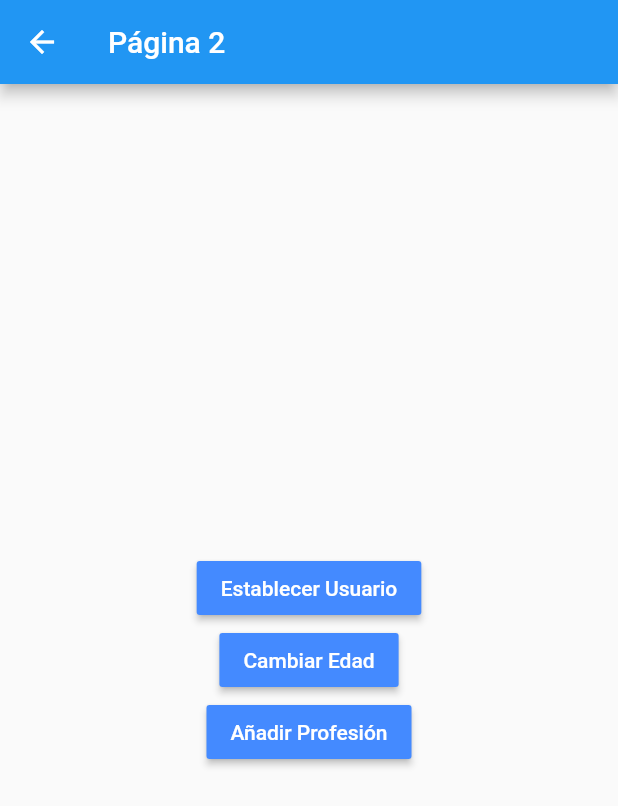
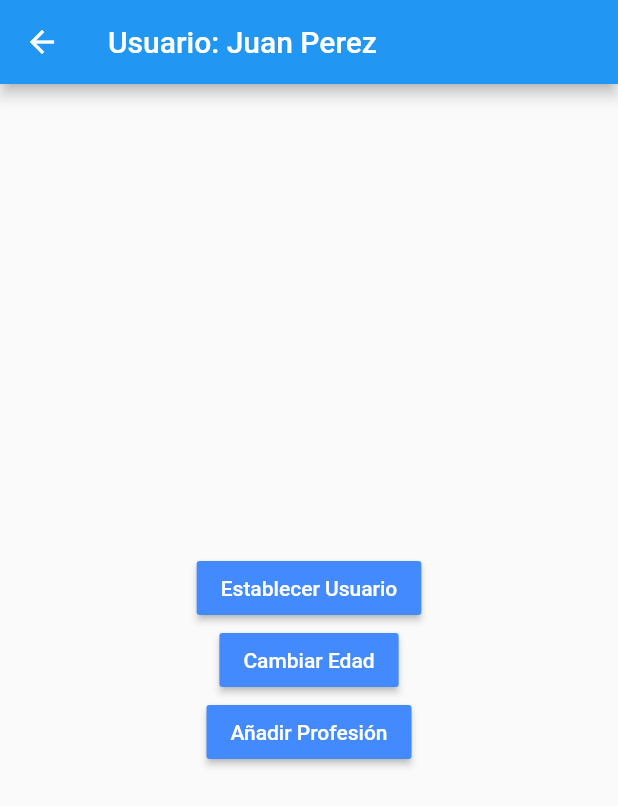
Before and after one commit to xavit/flutter_manejador_estados, a Flutter app: the Pagina2Page screen opened by its route, after a tap on "Establecer Usuario", on a phone screen of 412 x 824 dp. Shown: the top 806 px of the screen. Run offline on Flutter 3.47's test engine with Material 2 defaults, Android fonts, the phone set to English and light mode, and no system bars.

Commit message:
Singleton Terminado

```diff
--- a/lib/pages/pagina1_page.dart
+++ b/lib/pages/pagina1_page.dart
@@ -10,11 +10,16 @@ class Pagina1Page extends StatelessWidget {
       appBar: AppBar(
         title: const Text('Página 1'),
       ),
-      body: usuarioService.existeUsuario
-          ? InformacionUsuario(usuarioService.usuario)
-          : const Center(
-              child: Text("No hay información del usuario"),
-            ),
+      body: StreamBuilder(
+        stream: usuarioService.usuarioStream,
+        builder: (BuildContext context, AsyncSnapshot snapshot) {
+          return snapshot.hasData
+              ? InformacionUsuario(snapshot.data)
+              : const Center(
+                  child: Text("No hay información del usuario"),
+                );
+        },
+      ),
       floatingActionButton: FloatingActionButton(
           child: const Icon(Icons.navigate_next),
           onPressed: () => Navigator.pushNamed(context, 'pagina2')),
--- a/lib/pages/pagina2_page.dart
+++ b/lib/pages/pagina2_page.dart
@@ -8,7 +8,14 @@ class Pagina2Page extends StatelessWidget {
   Widget build(BuildContext context) {
     return Scaffold(
       appBar: AppBar(
-        title: const Text('Página 2'),
+        title: StreamBuilder(
+          stream: usuarioService.usuarioStream,
+          builder: (BuildContext context, AsyncSnapshot snapshot) {
+            return snapshot.hasData
+                ? Text("Usuario: ${snapshot.data.nombre}")
+                : const Text("Página 2");
+          },
+        ),
       ),
       body: Center(
           child: Column(
@@ -30,7 +37,9 @@ class Pagina2Page extends StatelessWidget {
                   style: TextStyle(color: Colors.white))),
           MaterialButton(
               color: Colors.blueAccent,
-              onPressed: () => print("click"),
+              onPressed: () {
+                usuarioService.cambiarEdad(20);
+              },
               child: const Text('Cambiar Edad',
                   style: TextStyle(color: Colors.white))),
           MaterialButton(
--- a/lib/services/usuario_service.dart
+++ b/lib/services/usuario_service.dart
@@ -1,4 +1,6 @@
 //SINGLETON
+import 'dart:async';
+
 import 'package:flutter_singleton/models/usuario.dart';
 
 class _UsuarioService {
@@ -8,15 +10,26 @@ class _UsuarioService {
     profesiones: ["Desarrollador", "Ingeniero"],
   );
 
+  final StreamController<Usuario> _usuarioStreamController =
+      StreamController<Usuario>.broadcast();
+
+  Stream<Usuario> get usuarioStream => _usuarioStreamController.stream;
+
   Usuario get usuario => _usuario;
   bool get existeUsuario => (_usuario != null) ? true : false;
 
   void cargarUsuario(Usuario user) {
     _usuario = user;
+    _usuarioStreamController.add(_usuario);
   }
 
   void cambiarEdad(int edad) {
     _usuario.edad = edad;
+    _usuarioStreamController.add(_usuario);
+  }
+
+  dispose() {
+    _usuarioStreamController.close();
   }
 }
 
```
